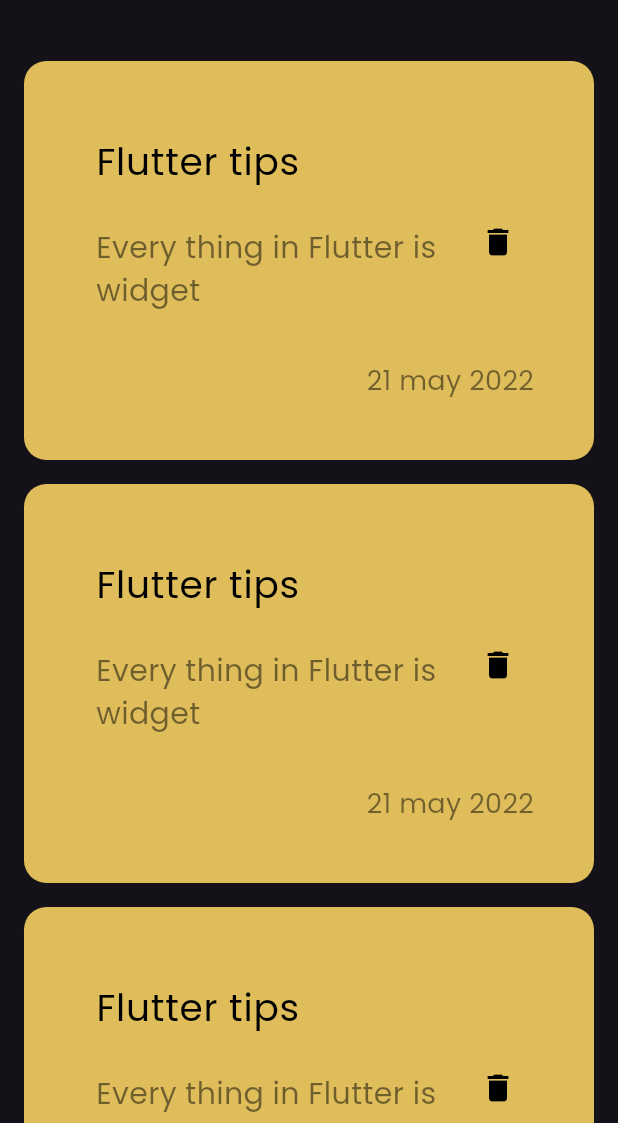
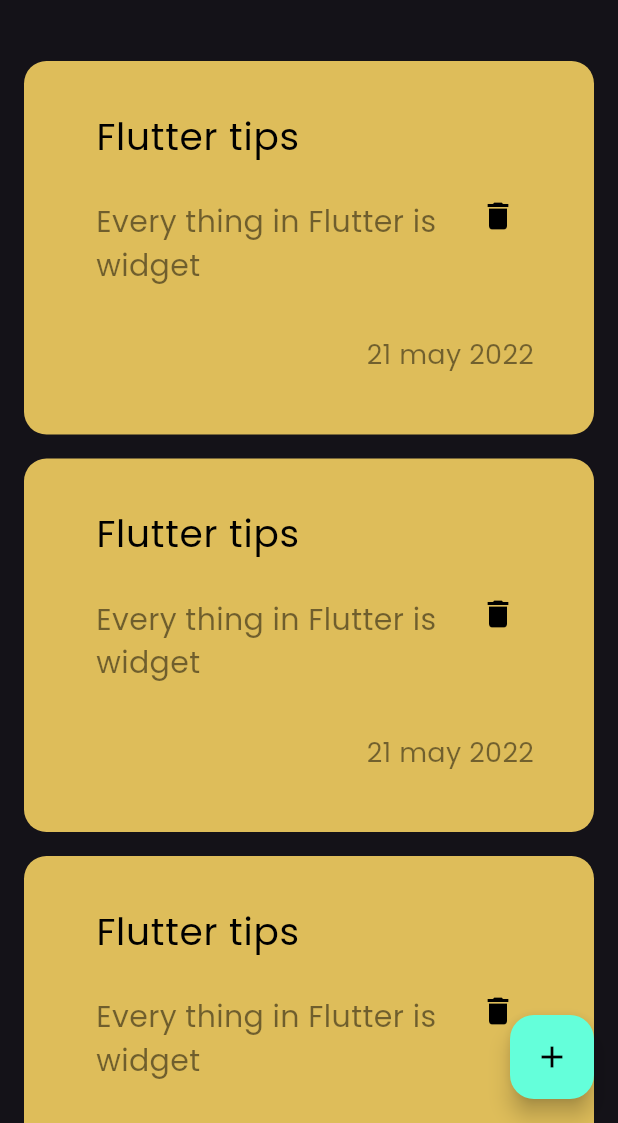
Before and after one commit to Mohammed-Elhawary/note_app, a Flutter app: the screen it shows after launch, on a phone screen of 412 x 824 dp, the part 113-1236 px from its top. Run offline on Flutter 3.47's test engine with Material 3 defaults, Android fonts, the phone set to English and light mode, and no system bars.

Commit message:
AddNoteBottomSheet

```diff
--- a/lib/views/home_screen.dart
+++ b/lib/views/home_screen.dart
@@ -1,4 +1,5 @@
 import 'package:flutter/material.dart';
+import 'package:notes_app/views/widgets/add_note_bottom_sheet.dart';
 import 'package:notes_app/views/widgets/notes_view_body.dart';
 
 class HomeScreen extends StatelessWidget {
@@ -6,6 +7,20 @@ class HomeScreen extends StatelessWidget {
   static String id = '/HomeScreen';
   @override
   Widget build(BuildContext context) {
-    return Scaffold(body: NotesViewBody());
+    return Scaffold(
+      floatingActionButton: FloatingActionButton(
+        onPressed: () {
+          showModalBottomSheet(
+            context: context,
+            builder: (context) {
+              return AddNoteBottomSheet();
+            },
+          );
+        },
+        backgroundColor: Colors.tealAccent,
+        child: Icon(Icons.add, color: Colors.black),
+      ),
+      body: NotesViewBody(),
+    );
   }
 }
--- a/lib/views/widgets/note_card.dart
+++ b/lib/views/widgets/note_card.dart
@@ -6,7 +6,7 @@ class NoteCard extends StatelessWidget {
   @override
   Widget build(BuildContext context) {
     return Container(
-      padding: const EdgeInsets.only(top: 25, bottom: 24, left: 16),
+      padding: const EdgeInsets.only(top: 8, bottom: 24, left: 16),
       margin: EdgeInsets.symmetric(vertical: 8, horizontal: 16),
       width: double.infinity,
       decoration: BoxDecoration(
--- a/lib/views/widgets/note_list_view.dart
+++ b/lib/views/widgets/note_list_view.dart
@@ -7,7 +7,10 @@ class NoteListView extends StatelessWidget {
   @override
   Widget build(BuildContext context) {
     return Expanded(
-      child: ListView.builder(itemBuilder: (context, index) => NoteCard()),
+      child: ListView.builder(
+        padding: EdgeInsets.zero,
+        itemBuilder: (context, index) => NoteCard(),
+      ),
     );
   }
 }
--- a/lib/views/widgets/notes_view_body.dart
+++ b/lib/views/widgets/notes_view_body.dart
@@ -1,6 +1,5 @@
 import 'package:flutter/material.dart';
 import 'package:notes_app/views/widgets/custom_app_bar.dart';
-import 'package:notes_app/views/widgets/note_card.dart';
 import 'package:notes_app/views/widgets/note_list_view.dart';
 
 class NotesViewBody extends StatelessWidget {
```
Also changed, not shown: lib/views/widgets/add_note_bottom_sheet.dart (added, +12 -0 lines).
